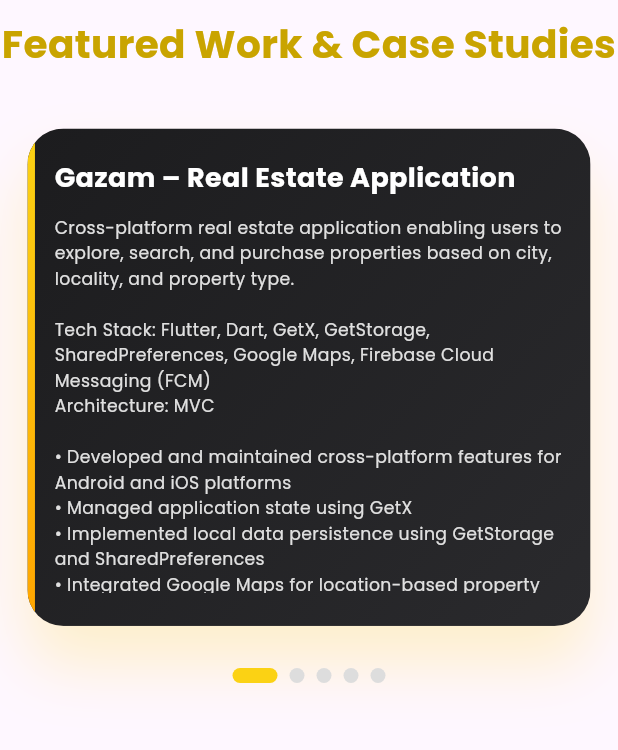
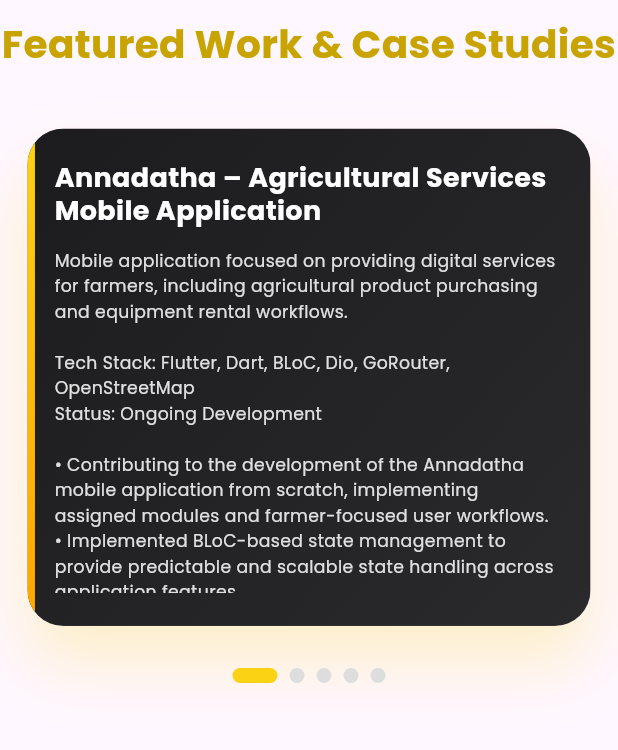
Before and after one commit to Saikiran526/portfolio, a Flutter app: the ProjectsCarousel widget shown alone on an empty page, opened directly, on a phone screen of 412 x 824 dp, the part 26-776 px from its top. Run offline on Flutter 3.47's test engine with Material 3 defaults, Android fonts, the light colour scheme and no system bars; drawn by our look-alikes of carousel_slider, smooth_page_indicator; our stand-ins replace firebase_core, flutter_animate, google_fonts, top_snackbar_flutter; missing offline and left inert: dart:html; accounts and stored records are empty.

Commit message:
Updated Skills, experiace and Projects

```diff
--- a/lib/presentation/helper/projects_carousel.dart
+++ b/lib/presentation/helper/projects_carousel.dart
@@ -18,69 +18,69 @@
 
   final List<Map<String, String>> _projects = [
     {
-      "title": "Gazam – Real Estate Application",
+      "title": "Annadatha – Agricultural Services Mobile Application",
       "description":
-      "Cross-platform real estate application enabling users to explore, search, and purchase properties based on city, locality, and property type.\n\n"
-          "Tech Stack: Flutter, Dart, GetX, GetStorage, SharedPreferences, Google Maps, Firebase Cloud Messaging (FCM)\n"
-          "Architecture: MVC\n\n"
-          "• Developed and maintained cross-platform features for Android and iOS platforms\n"
-          "• Managed application state using GetX\n"
-          "• Implemented local data persistence using GetStorage and SharedPreferences\n"
-          "• Integrated Google Maps for location-based property discovery\n"
-          "• Developed property listing, search, and locality-based filtering features\n"
-          "• Built interactive app tour onboarding for first-time users\n"
-          "• Integrated Firebase Cloud Messaging (FCM) for push notifications\n"
-          "• Collaborated with backend, web, and admin teams for seamless integrations",
+      "Mobile application focused on providing digital services for farmers, including agricultural product purchasing and equipment rental workflows.\n\n"
+          "Tech Stack: Flutter, Dart, BLoC, Dio, GoRouter, OpenStreetMap\n"
+          "Status: Ongoing Development\n\n"
+          "• Contributing to the development of the Annadatha mobile application from scratch, implementing assigned modules and farmer-focused user workflows.\n"
+          "• Implemented BLoC-based state management to provide predictable and scalable state handling across application features.\n"
+          "• Integrated RESTful APIs using Dio for product, service, and equipment rental workflows, including structured backend data handling.\n"
+          "• Implemented structured navigation and route management using GoRouter for maintainable application navigation.\n"
+          "• Integrated OpenStreetMap to support map-based functionality and location interactions within the application.\n"
+          "• Developed user-facing workflows related to agricultural services, seed purchasing, and equipment rental functionality.",
     },
     {
-      "title": "TGNPDCL Employee Dashboard System",
+      "title": "Gazam – Real Estate Mobile Application",
+      "description":
+      "Real-estate mobile application focused on property discovery, search, location-based exploration, and personalized property experiences.\n\n"
+          "Tech Stack: Flutter, Dart, GetX, Dio, Firebase Cloud Messaging, GetStorage, SharedPreferences, Google Maps, Google Geocoding API, REST APIs\n"
+          "Architecture: MVC\n\n"
+          "• Developed and maintained multiple modules of the Gazam real-estate mobile application using Flutter and Dart.\n"
+          "• Implemented property listing, search, and location-based property discovery workflows for exploring available properties.\n"
+          "• Integrated Google Maps with custom property markers, interactive map controls, and marker-based property detail views.\n"
+          "• Integrated Google Geocoding API to support city and locality selection and location-based property search functionality.\n"
+          "• Implemented push notifications using Firebase Cloud Messaging, handling notification delivery and click events across foreground, background, and terminated app states.\n"
+          "• Built notification-based navigation to route users directly to the relevant property or screen from foreground, background, and terminated-state notification taps.\n"
+          "• Implemented app-tour and onboarding flows to guide new users through key application features.\n"
+          "• Implemented application state management and centralized navigation using GetX.\n"
+          "• Used GetStorage and SharedPreferences for local persistence, user preferences, and application state management.\n"
+          "• Integrated RESTful APIs using Dio and handled dynamic property data and backend-driven application workflows.",
+    },
+    {
+      "title": "TGNPDCL Employee App – Dashboard Module",
       "description":
       "Enterprise mobile dashboard module providing real-time operational insights to employees.\n\n"
           "Tech Stack: Flutter, Dart, Provider, Dio, REST APIs, Sqflite, fl_chart\n"
-          "Architecture: MVVM\n\n"
-          "• Developed data-driven dashboard screens and reusable Flutter UI components\n"
-          "• Integrated RESTful APIs using Dio with Provider state management\n"
-          "• Optimized performance using Sqflite-based local data caching\n"
-          "• Designed interactive line, pie, and bar charts using fl_chart\n"
-          "• Handled dynamic data updates efficiently\n"
-          "• Improved screen load times and overall application performance",
+          "Scale: 58+ screens, 80+ API integrations\n"
+          "Architecture: Clean Architecture, MVVM\n\n"
+          "• Developed data-driven dashboard screens and reusable Flutter UI components for an enterprise employee application.\n"
+          "• Integrated 80+ RESTful API endpoints using Dio with Provider-based state management.\n"
+          "• Implemented local data caching using Sqflite to store frequently accessed data, reduce redundant API calls, and improve screen load performance.\n"
+          "• Designed and implemented interactive data visualizations using fl_chart, including line, bar, and pie charts for presenting operational insights.\n"
+          "• Implemented dynamic data updates and optimized UI rendering to provide a smooth and responsive user experience.",
     },
     {
       "title": "Tailors Town – Tailor Application",
       "description":
-      "Tailor-focused mobile application for managing orders, customers, and tailoring workflows.\n\n"
-          "Tech Stack: Flutter, Dart, Provider, Firebase Crashlytics, REST APIs, Lottie\n"
-          "Architecture: MVVM\n\n"
-          "• Developed the application from scratch and owned the complete workflow\n"
-          "• Designed centralized navigation using named routes\n"
-          "• Integrated REST APIs including multipart image uploads\n"
-          "• Managed application state using Provider\n"
-          "• Integrated Lottie animations for improved user experience\n"
-          "• Implemented Firebase Crashlytics for crash monitoring and stability",
-    },
-    {
-      "title": "Sceneary – Cinema Industry Application",
-      "description":
-      "Cross-platform mobile application developed for the cinema industry with responsive UI and centralized application flow management.\n\n"
-          "Tech Stack: Flutter, Dart, Provider, SharedPreferences\n"
-          "Architecture: MVVM\n\n"
-          "• Developed responsive UI screens for Android and iOS platforms\n"
-          "• Utilized Provider-based state management within MVVM architecture\n"
-          "• Developed centralized navigation and routing flows\n"
-          "• Implemented SharedPreferences for local storage and session persistence\n"
-          "• Collaborated with team members to ensure smooth feature integration",
+      "Tailor-focused mobile application for managing orders, customers, and tailoring workflows as part of a dual-app platform.\n\n"
+          "Tech Stack: Flutter, Dart, Provider, Dio, Firebase Crashlytics, REST APIs, Lottie\n"
+          "Architecture: Clean Architecture, MVVM\n\n"
+          "• Developed the tailor-side application from scratch, owning the complete application flow from initialization to production-ready features.\n"
+          "• Implemented centralized navigation using named routes to maintain a clean and scalable navigation flow.\n"
+          "• Integrated RESTful APIs using Dio, including multipart requests for store registration and logo image uploads.\n"
+          "• Implemented Provider-based state management to support modular and maintainable feature development.\n"
+          "• Integrated Lottie animations for loading states and enhanced user experience across application workflows.\n"
+          "• Integrated Firebase Crashlytics for crash monitoring, runtime issue analysis, and application stability improvements.",
     },
     {
       "title": "Chaarvi Grow – Plant Disease Detection Application",
       "description":
-      "Mobile application that detects plant diseases using image analysis through backend services.\n\n"
-          "Tech Stack: Flutter, Dart, Firebase Authentication, Dio, REST APIs\n"
-          "Architecture: MVVM\n\n"
-          "• Developed end-to-end authentication flow\n"
-          "• Integrated image capture and upload functionality\n"
-          "• Displayed disease prediction, severity levels, and prevention guidance\n"
-          "• Connected backend services using REST APIs\n"
-          "• Built a smooth and user-friendly disease detection workflow",
+      "Mobile application that detects plant diseases using image analysis via backend services.\n\n"
+          "Tech Stack: Flutter, Dart, Firebase Authentication, Dio, REST APIs\n\n"
+          "• Implemented the end-to-end authentication flow, including application launch logic, login, and navigation to the authenticated home screen.\n"
+          "• Integrated image capture and image upload workflows using backend APIs for plant disease analysis.\n"
+          "• Processed and displayed backend-generated disease predictions, severity levels, and prevention guidance through responsive Flutter interfaces.",
     },
   ];
 
--- a/lib/presentation/home/view/home_screen.dart
+++ b/lib/presentation/home/view/home_screen.dart
@@ -420,7 +420,7 @@
           spacing: 12,
           runSpacing: 12,
           children: const [
-            _HighlightChip(value: "1+", label: "Years Experience"),
+            _HighlightChip(value: "1.5", label: "Years Experience"),
             _HighlightChip(value: "5", label: "Projects Built"),
             _HighlightChip(value: "Clean", label: "Architecture Focus"),
           ],
@@ -437,14 +437,76 @@
   final GlobalKey sectionKey;
 
   static const _skills = [
-    _SkillItem("Programming Languages", "Dart • Java • JavaScript • ReactJS • HTML • CSS", Icons.code),
-    _SkillItem("Frameworks & SDKs", "Flutter", Icons.phone_android),
-    _SkillItem("State Management", "Provider", Icons.sync_alt),
-    _SkillItem("Architecture", "MVVM", Icons.architecture),
-    _SkillItem("API Integration", "RESTful APIs • JSON • Dio", Icons.cloud_done),
-    _SkillItem("Databases & Storage", "SQLite (Sqflite) • Firebase", Icons.storage),
-    _SkillItem("Version Control", "Git", Icons.merge_type),
-    _SkillItem("Tools & Platforms", "Postman • Android Studio • VS Code", Icons.build),
+    _SkillItem(
+      "Programming Languages",
+      "Dart, Java",
+      Icons.code,
+    ),
+    _SkillItem(
+      "Frameworks & SDKs",
+      "Flutter",
+      Icons.phone_android,
+    ),
+    _SkillItem(
+      "State Management",
+      "Provider, BLoC, GetX",
+      Icons.sync_alt,
+    ),
+    _SkillItem(
+      "Architecture",
+      "MVVM, Clean Architecture, MVC",
+      Icons.architecture,
+    ),
+    _SkillItem(
+      "API Integration",
+      "RESTful APIs, JSON, Dio, Interceptors, Multipart Requests, Token-based Authentication",
+      Icons.cloud_done,
+    ),
+    _SkillItem(
+      "Firebase",
+      "Firebase Authentication, Firebase Cloud Messaging (Push Notifications), Firebase Crashlytics",
+      Icons.local_fire_department,
+    ),
+    _SkillItem(
+      "Push Notifications",
+      "Foreground, Background & Terminated-state Notification Handling, Notification-based Navigation/Deep Linking",
+      Icons.notifications_active,
+    ),
+    _SkillItem(
+      "Databases & Local Storage",
+      "SQLite (Sqflite), SharedPreferences, GetStorage",
+      Icons.storage,
+    ),
+    _SkillItem(
+      "Navigation",
+      "GoRouter, Named Routes",
+      Icons.navigation,
+    ),
+    _SkillItem(
+      "Maps & Location",
+      "Google Maps, Google Geocoding API, OpenStreetMap",
+      Icons.location_on,
+    ),
+    _SkillItem(
+      "Data Visualization",
+      "fl_chart (Line, Bar, Pie Charts)",
+      Icons.bar_chart,
+    ),
+    _SkillItem(
+      "UI & Animation",
+      "Responsive UI, Reusable Components, Lottie",
+      Icons.animation,
+    ),
+    _SkillItem(
+      "Version Control",
+      "Git",
+      Icons.merge_type,
+    ),
+    _SkillItem(
+      "Tools & Platforms",
+      "Postman, Android Studio, VS Code",
+      Icons.build,
+    ),
   ];
 
 
@@ -1107,15 +1169,17 @@
   const _ExperienceCard();
 
   static const _points = [
-    "Developed and maintained cross-platform mobile applications for Android and iOS using Flutter and Dart, following clean and maintainable coding practices.",
-    "Applied MVVM and MVC architectural patterns to build scalable, modular, and production-ready applications.",
-    "Implemented state management solutions using Provider and GetX to handle complex application workflows efficiently.",
-    "Integrated RESTful APIs using Dio, including multipart file uploads, secure authentication flows, and backend-driven features.",
-    "Improved application performance through local caching strategies using Sqflite, SharedPreferences, and GetStorage.",
-    "Built reusable UI components, responsive layouts, and centralized navigation systems to ensure consistency across multiple applications.",
-    "Integrated Google Maps, property search modules, onboarding experiences, filtering systems, and interactive data visualizations.",
-    "Implemented Firebase services including Authentication, Cloud Messaging (FCM), and Crashlytics for secure access, notifications, and application monitoring.",
-    "Collaborated closely with designers, backend engineers, and cross-functional teams to deliver optimized, production-ready features and seamless user experiences.",
+    "Developed and maintained cross-platform mobile applications using Flutter and Dart, implementing reusable UI components and modular features for production environments.",
+    "Worked with Provider, BLoC, and GetX state management patterns across different application codebases based on project requirements.",
+    "Applied MVVM, Clean Architecture, and MVC patterns to build scalable, modular, and maintainable Flutter applications.",
+    "Integrated RESTful APIs using Dio with interceptors, token-based authentication, multipart requests, and structured backend data handling.",
+    "Implemented Firebase Cloud Messaging push notifications, handling foreground, background, and terminated-state notification delivery, along with notification-based in-app navigation and deep linking.",
+    "Implemented local data persistence and caching using Sqflite, SharedPreferences, and GetStorage to improve application responsiveness and reduce redundant network requests.",
+    "Integrated Firebase Authentication and Firebase Crashlytics to implement secure authentication flows and monitor production application stability.",
+    "Developed map-based features using Google Maps, Google Geocoding API, and OpenStreetMap for location-based application workflows.",
+    "Implemented structured navigation using GoRouter and named routes to maintain scalable and predictable application navigation flows.",
+    "Optimized application performance, handled dynamic data updates, and developed responsive interfaces for a consistent user experience across mobile devices.",
+    "Collaborated with backend developers and designers to translate business requirements into production-ready mobile features and resolve integration issues.",
   ];
 
   @override
```
